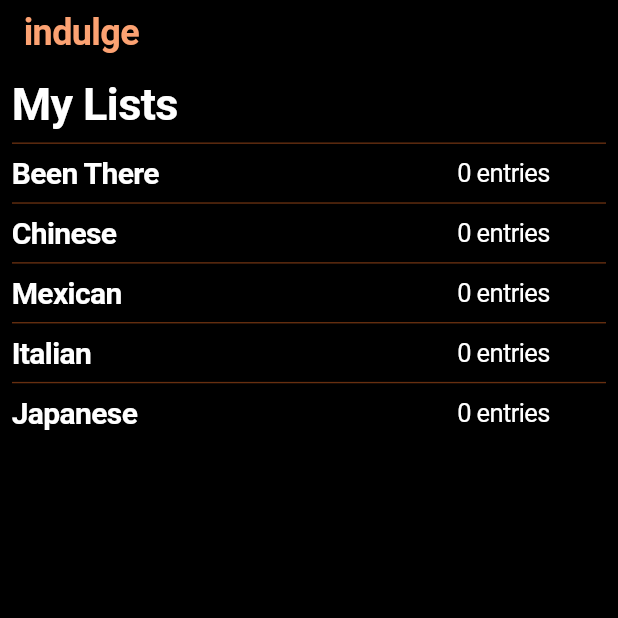
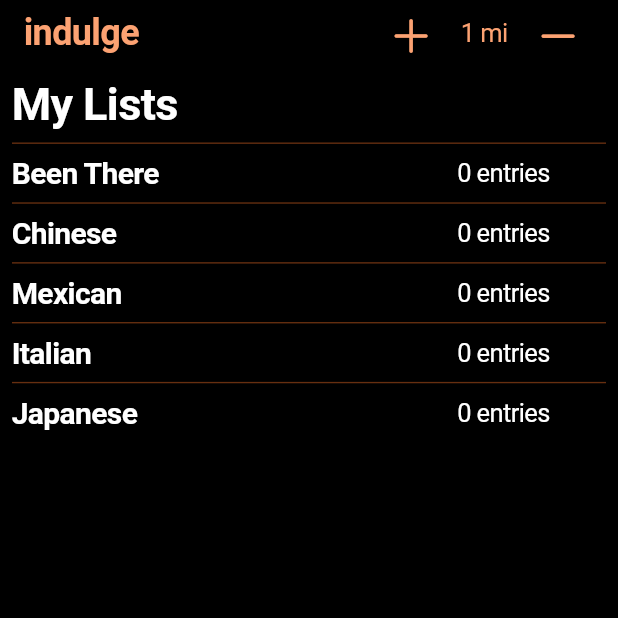
Before and after one commit to snwilson1234/indulge, a Flutter app: the MainPage screen opened directly with empty values, item 2 of the bottom bar chosen, on a phone screen of 412 x 824 dp, the top half of it. Run offline on Flutter 3.47's test engine with Material 3 defaults, Android fonts, the phone set to English and light mode, and no system bars; our stand-ins replace email_validator, flutter_rating, sqflite, sqflite_common_ffi; missing offline and left inert: button_multiselect, enough_platform_widgets; accounts and stored records are empty; network calls fail; statements that could not run were skipped.

Commit message:
messing around with theme

```diff
--- a/lib/user/widgets/radius_changer.dart
+++ b/lib/user/widgets/radius_changer.dart
@@ -2,6 +2,7 @@
 
 import 'package:flutter/cupertino.dart';
 import 'package:flutter/material.dart';
+import 'package:indulge/common/theme.dart';
 import 'package:indulge/user/view_models/user_view_model.dart';
 import 'package:provider/provider.dart';
 import 'package:indulge/user/consts/constant_data.dart' as UserConstants;
@@ -23,7 +24,7 @@ class RadiusChanger extends StatelessWidget {
             vm.updateModelRadius(vm.userData.radius + 1);
           },
           icon: const Icon(CupertinoIcons.add),
-          color: CupertinoColors.black,
+          color: indulgePrimary,
         ),
         Container(
           width: 50,
@@ -31,7 +32,7 @@ class RadiusChanger extends StatelessWidget {
             child: Text(
               "${context.watch<UserViewModel>().userData.radius.round()} mi",
               style: const TextStyle(
-                color: CupertinoColors.black,
+                color: indulgePrimary,
               ),
             ),
           ),
@@ -41,7 +42,7 @@ class RadiusChanger extends StatelessWidget {
             vm.updateModelRadius(vm.userData.radius - 1);
           },
           icon: const Icon(CupertinoIcons.minus),
-          color: CupertinoColors.black,
+          color: indulgePrimary,
         ),
       ],
     );
```
